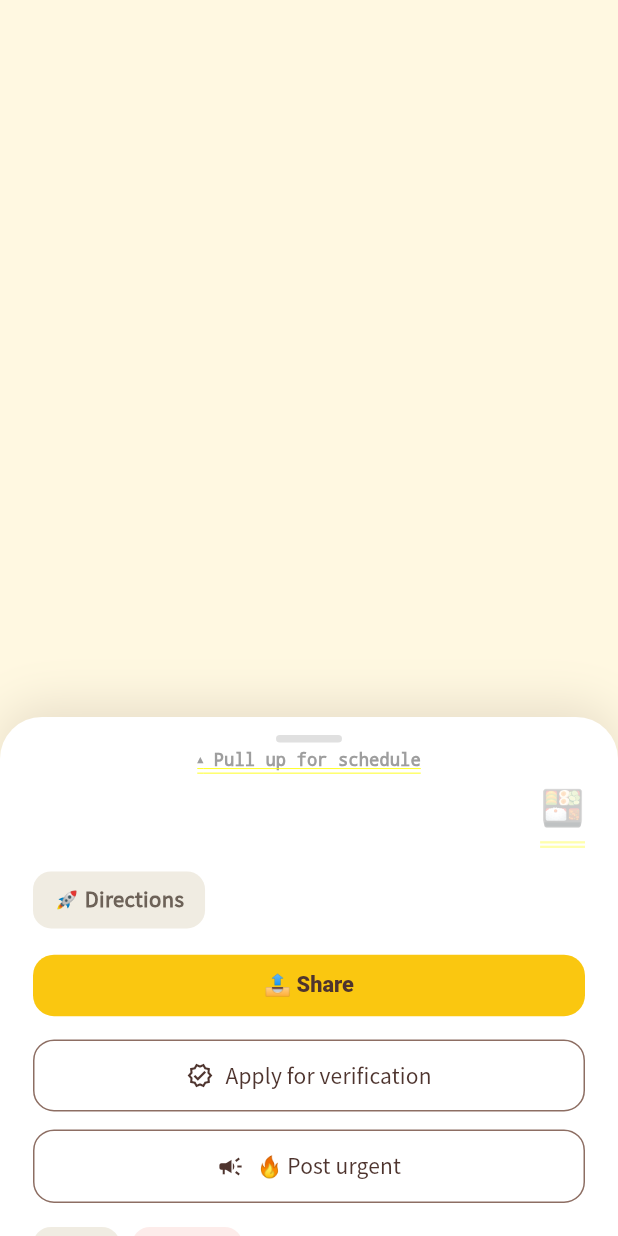
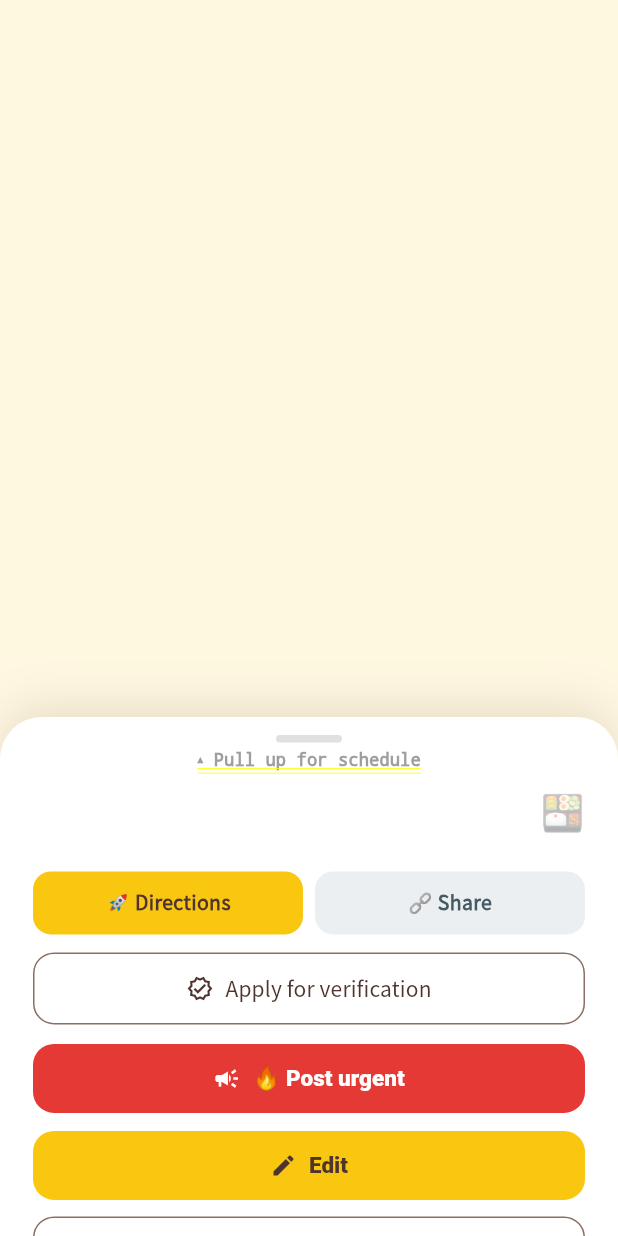
Before and after one commit to nulloongzi/null_oongzi-do-app, a Flutter app: what showClubDetail() shows on an empty page, opened directly with empty values, on a phone screen of 412 x 824 dp. Run offline on Flutter 3.47's test engine with Material 3 defaults, Android fonts, the phone set to English and light mode, and no system bars; our stand-ins replace app_links, cloud_firestore, cloud_functions, firebase_analytics, firebase_auth, firebase_core and 9 more; missing offline and left inert: appinio_social_share, flutter_naver_map; accounts and stored records are empty; network calls fail.

Commit message:
feat(ui): 클럽 상세 바텀시트 레이아웃을 웹과 동일하게 정렬
스크린샷 대조로 확정한 웹 순서/크기로 재배치:
- 순서: 급구배너(상단)→타이틀(✓+인스타아이콘+🍱)→일정morph→태그+홈페이지(인라인)
  →가격→주소텍스트→액션줄(주소복사/길찾기/공유 컴팩트3)→임베드→소유자(풀폭)
- 급구/이번주 배너: 큰 노란블록→컴팩트 크림오렌지(+텍스트 크기 명시)
- 소유자 버튼: 급구내리기=빨강 풀폭, 수정=노랑/삭제=흰 풀폭 스택(웹 동일)
- 인스타=타이틀 옆 그라데이션 아이콘, 홈페이지=태그 줄, 공유=액션줄로 이동
- 일정 포맷: 요약 '토요일 PM 1:00 ~ PM 5:00'(풀네임·12h), 그리드 블록에 종료·길이
  (schedule_parse: fullDayName/time12/durLabel/scheduleSummary)
- 비모달 패널 본문을 Material(transparency)로 감싸 텍스트 기준 정상화(과대폰트 수정)
- 주소 텍스트는 유지(결정), 픽업도 요약 포맷·배너·소유자버튼 동일 적용

```diff
--- a/lib/l10n/strings.dart
+++ b/lib/l10n/strings.dart
@@ -105,6 +105,7 @@ const Map<String, Map<String, String>> kStrings = {
   // 상세 시트(보완): 주소 복사 · 시간표 morph 펼침 힌트
   'copy_address': {'ko': '📍 주소 복사', 'en': '📍 Copy'},
   'address_copied': {'ko': '주소를 복사했어요', 'en': 'Address copied'},
+  'share_link': {'ko': '🔗 공유', 'en': '🔗 Share'}, // 컴팩트 액션 줄용
   'detail_pull_hint': {'ko': '▴ 위로 올려 시간표 보기', 'en': '▴ Pull up for schedule'},
   'detail_collapse_hint': {'ko': '▾ 접기', 'en': '▾ Collapse'},
   'lb_slot_rice': {'ko': '밥', 'en': 'Rice'},
--- a/lib/screens/detail_sheet.dart
+++ b/lib/screens/detail_sheet.dart
@@ -54,30 +54,34 @@ Widget _chip(String text, Color bg, Color fg) => Container(
           style: TextStyle(color: fg, fontWeight: FontWeight.w600, fontSize: 11.5)),
     );
 
+// 급구/이번주 배너 — 웹처럼 컴팩트(작은 크림-오렌지). 텍스트 크기 명시.
 Widget _banner(String badge, String text) => Container(
       width: double.infinity,
-      margin: const EdgeInsets.only(top: 14),
-      padding: const EdgeInsets.all(14),
+      margin: const EdgeInsets.only(top: 10),
+      padding: const EdgeInsets.symmetric(horizontal: 12, vertical: 9),
       decoration: BoxDecoration(
-          color: const Color(0x38FAC710),
-          borderRadius: BorderRadius.circular(14)),
+          color: const Color(0xFFFFF3E0),
+          borderRadius: BorderRadius.circular(12)),
       child: Row(children: [
         Container(
-          padding: const EdgeInsets.symmetric(horizontal: 10, vertical: 4),
+          padding: const EdgeInsets.symmetric(horizontal: 8, vertical: 3),
           decoration: BoxDecoration(
-              color: NurungjiColors.yellow,
+              color: NurungjiColors.urgent,
               borderRadius: BorderRadius.circular(20)),
           child: Text(badge,
               style: const TextStyle(
                   fontWeight: FontWeight.w800,
-                  fontSize: 12,
-                  color: NurungjiColors.dark)),
+                  fontSize: 11,
+                  color: Colors.white)),
         ),
-        const SizedBox(width: 10),
+        const SizedBox(width: 8),
         Expanded(
             child: Text(text,
                 style: const TextStyle(
-                    fontWeight: FontWeight.w700, color: NurungjiColors.dark))),
+                    fontWeight: FontWeight.w700,
+                    fontSize: 13.5,
+                    height: 1.3,
+                    color: NurungjiColors.dark))),
       ]),
     );
 
@@ -258,6 +262,57 @@ Widget _outlineBtn(String label, VoidCallback onTap) => BounceTap(
       ),
     );
 
+// 인스타 아이콘 (웹 .instagram 그라데이션) — 타이틀 옆. 탭하면 인스타 열기.
+Widget _instaIcon(VoidCallback onTap) => BounceTap(
+      onTap: onTap,
+      child: Container(
+        margin: const EdgeInsets.only(left: 6),
+        width: 24,
+        height: 24,
+        decoration: BoxDecoration(
+          borderRadius: BorderRadius.circular(7),
+          gradient: const LinearGradient(
+            begin: Alignment.bottomLeft,
+            end: Alignment.topRight,
+            colors: [
+              Color(0xFFFEDA75),
+              Color(0xFFFA7E1E),
+              Color(0xFFD62976),
+              Color(0xFF962FBF),
+              Color(0xFF4F5BD5),
+            ],
+          ),
+        ),
+        child: const Icon(Icons.camera_alt_outlined, size: 14, color: Colors.white),
+      ),
+    );
+
+// 컴팩트 액션 알약 (웹 .action-buttons .btn): flex로 한 줄에 여러 개.
+Widget _actionPill(String label, VoidCallback onTap,
+    {required Color bg, required Color fg}) {
+  return Expanded(
+    child: BounceTap(
+      child: Material(
+        color: bg,
+        borderRadius: BorderRadius.circular(12),
+        child: InkWell(
+          borderRadius: BorderRadius.circular(12),
+          onTap: onTap,
+          child: Container(
+            padding: const EdgeInsets.symmetric(vertical: 11),
+            alignment: Alignment.center,
+            child: Text(label,
+                maxLines: 1,
+                overflow: TextOverflow.ellipsis,
+                style: TextStyle(
+                    color: fg, fontWeight: FontWeight.w700, fontSize: 13)),
+          ),
+        ),
+      ),
+    ),
+  );
+}
+
 Widget _sheet(List<Widget> children) => Padding(
       padding: const EdgeInsets.fromLTRB(22, 4, 22, 30),
       child: Column(
@@ -267,34 +322,34 @@ Widget _sheet(List<Widget> children) => Padding(
       ),
     );
 
-// 소유자 전용: 수정/삭제 버튼 행
-// 소유자 수정/삭제: 작은 알약 한 쌍.
-Widget _modifyRow({required VoidCallback onEdit, required VoidCallback onDelete}) {
-  Widget pill(String label, VoidCallback onTap, Color bg, Color fg) => BounceTap(
-        child: Material(
-          color: bg,
-          borderRadius: BorderRadius.circular(12),
-          child: InkWell(
-            borderRadius: BorderRadius.circular(12),
-            onTap: onTap,
-            child: Padding(
-              padding: const EdgeInsets.symmetric(horizontal: 16, vertical: 9),
-              child: Text(label,
-                  style: TextStyle(
-                      color: fg, fontWeight: FontWeight.w700, fontSize: 13.5)),
+// 소유자 수정/삭제 — 웹처럼 풀폭 스택(수정=노랑, 삭제=흰 아웃라인).
+Widget _modifyRow({required VoidCallback onEdit, required VoidCallback onDelete}) =>
+    Column(children: [
+      Padding(
+        padding: const EdgeInsets.only(top: 10),
+        child: SizedBox(
+          width: double.infinity,
+          child: BounceTap(
+            child: ElevatedButton.icon(
+              onPressed: onEdit,
+              icon: const Icon(Icons.edit, size: 18),
+              label: Text(t('edit')),
             ),
           ),
         ),
-      );
-  return Padding(
-    padding: const EdgeInsets.only(top: 16),
-    child: Row(children: [
-      pill(t('edit'), onEdit, const Color(0xFFF0ECE2), const Color(0xFF6D6258)),
-      const SizedBox(width: 8),
-      pill(t('delete'), onDelete, const Color(0xFFFDECEA), const Color(0xFFD32F2F)),
-    ]),
-  );
-}
+      ),
+      Padding(
+        padding: const EdgeInsets.only(top: 10),
+        child: SizedBox(
+          width: double.infinity,
+          child: OutlinedButton.icon(
+            onPressed: onDelete,
+            icon: const Icon(Icons.delete_outline, size: 18),
+            label: Text(t('delete')),
+          ),
+        ),
+      ),
+    ]);
 
 // coords가 있으면 그 위치, 없으면 서울 — 폼 지도피커 초기 중심.
 NLatLng _centerOf(double? lat, double? lng) => (lat != null && lng != null)
@@ -363,7 +418,10 @@ Widget _urgentToggle(
     padding: const EdgeInsets.only(top: 12),
     child: SizedBox(
       width: double.infinity,
-      child: OutlinedButton.icon(
+      child: ElevatedButton.icon(
+        style: ElevatedButton.styleFrom(
+            backgroundColor: const Color(0xFFE53935),
+            foregroundColor: Colors.white),
         onPressed: () async {
           if (c.isUrgent) {
             await apply(false, '');
@@ -467,6 +525,9 @@ void showSpotDetail(
   final canModify =
       (currentUid != null && s.ownerUid != null && s.ownerUid == currentUid) ||
           isAdmin;
+  final spotEvents = (s.scheduleRaw != null && s.scheduleRaw!.isNotEmpty)
+      ? eventsFromRaw(s.scheduleRaw)
+      : eventsFromText(s.schedule ?? s.scheduleText);
   _showDetailSheet(context, (close) => [
         Text(s.title, style: _titleStyle),
         const SizedBox(height: 12),
@@ -480,16 +541,13 @@ void showSpotDetail(
         ]),
         if (s.thisWeek != null && s.thisWeek!.isNotEmpty) _banner(t('this_week'), s.thisWeek!),
         _ScheduleMorph(
-          summaryText: ((s.schedule ?? s.scheduleText) != null &&
-                  (s.schedule ?? s.scheduleText)!.isNotEmpty)
-              ? i18nSchedule(s.schedule ?? s.scheduleText)
-              : null,
-          full: ScheduleTimetable(
-            events: (s.scheduleRaw != null && s.scheduleRaw!.isNotEmpty)
-                ? eventsFromRaw(s.scheduleRaw)
-                : eventsFromText(s.schedule ?? s.scheduleText),
-            accent: NurungjiColors.teal,
-          ),
+          summaryText: spotEvents.isNotEmpty
+              ? scheduleSummary(spotEvents)
+              : (((s.schedule ?? s.scheduleText) != null &&
+                      (s.schedule ?? s.scheduleText)!.isNotEmpty)
+                  ? i18nSchedule(s.schedule ?? s.scheduleText)
+                  : null),
+          full: ScheduleTimetable(events: spotEvents, accent: NurungjiColors.teal),
         ),
         if (where.isNotEmpty) _addressRow(context, where, s.address ?? where),
         if (s.feeInfo != null && s.feeInfo!.isNotEmpty) _infoRow('💰', i18nPrice(s.feeInfo)),
@@ -543,63 +601,102 @@ void showClubDetail(
           c.registeredBy != null &&
           c.registeredBy == currentUid) ||
       isAdmin;
+  // 일정 이벤트(요약·그리드 공용으로 1회 파싱)
+  final clubEvents = (c.scheduleRaw != null && c.scheduleRaw!.isNotEmpty)
+      ? eventsFromRaw(c.scheduleRaw)
+      : eventsFromText(c.schedule);
+  void shareClub() => showShareMenu(
+        context,
+        url: ShareService.clubUrl(c.id),
+        shareTitle: c.name,
+        onStory: () => shareStoryCard(context, StoryCardData.fromClub(c)),
+      );
+  Future<void> copyAddr() async {
+    await Clipboard.setData(ClipboardData(text: c.address ?? ''));
+    if (context.mounted) {
+      ScaffoldMessenger.of(context)
+          .showSnackBar(SnackBar(content: Text(t('address_copied'))));
+    }
+  }
+
+  // 웹 클럽 상세 순서: 급구→타이틀→일정→태그→가격→주소→액션줄→임베드→소유자
   _showDetailSheet(context, (close) => [
+        // 1. 급구 배너 (맨 위, 컴팩트)
+        if (c.isUrgent && c.urgentMsg != null && c.urgentMsg!.isNotEmpty)
+          _banner(t('urgent'), c.urgentMsg!),
+        // 2. 타이틀: ✓ + 이름 + 인스타 아이콘 + 🍱 북마크
         Row(children: [
           if (c.isVerified)
             const Padding(
                 padding: EdgeInsets.only(right: 6),
                 child: Icon(Icons.verified, color: Color(0xFF1DA1F2), size: 22)),
           Expanded(child: Text(c.name, style: _titleStyle)),
-          // 🍱 북마크 토글(웹 #btnBookmark) — 타이틀 우측. 로그인 필수 앱이라 항상 노출.
+          if (c.insta != null && c.insta!.isNotEmpty)
+            _instaIcon(() => _open('https://instagram.com/${c.insta}')),
           if (currentUid != null)
             _BookmarkButton(uid: currentUid, teamId: c.id),
         ]),
-        const SizedBox(height: 12),
-        if (tags.isNotEmpty)
-          Wrap(
+        const SizedBox(height: 10),
+        // 3. 일정 morph (타이틀 바로 아래)
+        _ScheduleMorph(
+          summaryText: clubEvents.isNotEmpty
+              ? scheduleSummary(clubEvents)
+              : ((c.schedule != null && c.schedule!.isNotEmpty)
+                  ? i18nSchedule(c.schedule)
+                  : null),
+          full: ScheduleTimetable(
+              events: clubEvents, accent: NurungjiColors.yellow),
+        ),
+        // 4. 태그 + 🏠 홈페이지(인라인)
+        if (tags.isNotEmpty || (c.link != null && c.link!.isNotEmpty))
+          Padding(
+            padding: const EdgeInsets.only(top: 12),
+            child: Wrap(
               spacing: 6,
               runSpacing: 6,
-              children: tags
-                  .map((tag) => _chip(
-                      i18nTarget(tag), NurungjiColors.chipBg, NurungjiColors.chipFg))
-                  .toList()),
-        if (c.isUrgent && c.urgentMsg != null && c.urgentMsg!.isNotEmpty)
-          _banner(t('urgent'), c.urgentMsg!),
-        _ScheduleMorph(
-          summaryText: (c.schedule != null && c.schedule!.isNotEmpty)
-              ? i18nSchedule(c.schedule)
-              : null,
-          full: ScheduleTimetable(
-            events: (c.scheduleRaw != null && c.scheduleRaw!.isNotEmpty)
-                ? eventsFromRaw(c.scheduleRaw)
-                : eventsFromText(c.schedule),
-            accent: NurungjiColors.yellow,
+              crossAxisAlignment: WrapCrossAlignment.center,
+              children: [
+                ...tags.map((tag) => _chip(i18nTarget(tag),
+                    NurungjiColors.chipBg, NurungjiColors.chipFg)),
+                if (c.link != null && c.link!.isNotEmpty)
+                  _outlineBtn(t('home_btn'), () => _open(c.link)),
+              ],
+            ),
           ),
+        // 5. 가격
+        if (c.price != null && c.price!.isNotEmpty)
+          _infoRow('💰', i18nPrice(c.price)),
+        // 6. 주소 텍스트(유지)
+        if (c.address != null && c.address!.isNotEmpty)
+          _infoRow('📍', c.address!),
+        // 7. 액션 줄: 주소복사 / 길찾기 / 공유 (컴팩트 3)
+        Padding(
+          padding: const EdgeInsets.only(top: 12),
+          child: Row(children: [
+            if (c.address != null && c.address!.isNotEmpty) ...[
+              _actionPill(t('copy_address'), copyAddr,
+                  bg: const Color(0xFFECEFF1), fg: const Color(0xFF455A64)),
+              const SizedBox(width: 8),
+            ],
+            if (c.lat != null && c.lng != null) ...[
+              _actionPill(
+                  t('directions_btn'),
+                  () => _open(
+                      'https://map.kakao.com/link/to/${c.name},${c.lat},${c.lng}'),
+                  bg: NurungjiColors.yellow,
+                  fg: NurungjiColors.dark),
+              const SizedBox(width: 8),
+            ],
+            _actionPill(t('share_link'), shareClub,
+                bg: const Color(0xFFECEFF1), fg: const Color(0xFF455A64)),
+          ]),
         ),
-        if (c.address != null && c.address!.isNotEmpty)
-          _addressRow(context, c.address!, c.address!),
-        if (c.price != null && c.price!.isNotEmpty) _infoRow('💰', i18nPrice(c.price)),
+        // 8. 인스타 임베드
         if (c.instaReel != null && c.instaReel!.isNotEmpty)
-          InstaEmbed(url: c.instaReel!),
-        const SizedBox(height: 16),
-        Wrap(spacing: 8, runSpacing: 8, children: [
-          if (c.insta != null && c.insta!.isNotEmpty)
-            _outlineBtn(t('insta_btn'), () => _open('https://instagram.com/${c.insta}')),
-          if (c.link != null && c.link!.isNotEmpty)
-            _outlineBtn(t('home_btn'), () => _open(c.link)),
-          if (c.lat != null && c.lng != null)
-            _outlineBtn(t('directions_btn'),
-                () => _open('https://map.kakao.com/link/to/${c.name},${c.lat},${c.lng}')),
-        ]),
-        _primaryBtn(
-          t('share_btn'),
-          () => showShareMenu(
-            context,
-            url: ShareService.clubUrl(c.id),
-            shareTitle: c.name,
-            onStory: () => shareStoryCard(context, StoryCardData.fromClub(c)),
-          ),
-        ),
+          Padding(
+              padding: const EdgeInsets.only(top: 14),
+              child: InstaEmbed(url: c.instaReel!)),
+        // 9. 소유자: 인증 / 급구(빨강) / 수정·삭제(풀폭)
         if (canModify && !c.isVerified) _verifyBtn(c, context),
         if (canModify) _urgentToggle(c, context, onChanged, close),
         if (canModify)
--- a/lib/widgets/map_detail_panel.dart
+++ b/lib/widgets/map_detail_panel.dart
@@ -147,11 +147,16 @@ class _MapDetailPanelState extends State<MapDetailPanel> {
               ),
             ),
             Expanded(
-              child: SingleChildScrollView(
-                child: DetailPanelScope(
-                  expand: _expand,
-                  toggle: _toggle,
-                  child: widget.child,
+              // Material로 감싸 본문 텍스트 기준(theme bodyMedium)·잉크 보장
+              // (오버레이라 Material 조상이 없으면 텍스트가 과대 기본값으로 렌더됨).
+              child: Material(
+                type: MaterialType.transparency,
+                child: SingleChildScrollView(
+                  child: DetailPanelScope(
+                    expand: _expand,
+                    toggle: _toggle,
+                    child: widget.child,
+                  ),
                 ),
               ),
             ),
```
Also changed, not shown: lib/services/schedule_parse.dart (+41 -0 lines), lib/widgets/schedule_timetable.dart (+32 -17 lines).
